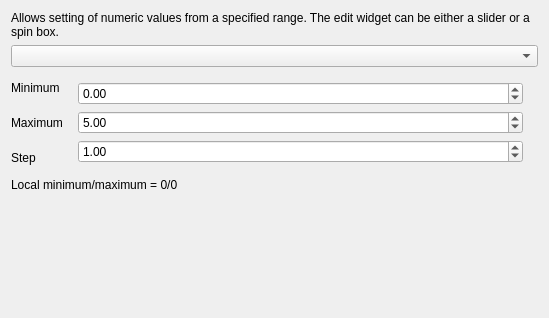
This is src/ui/editorwidgets/qgsrangeconfigdlgbase.ui in carsmie/QGIS as Qt 5 draws it before an edit. The edited form follows.
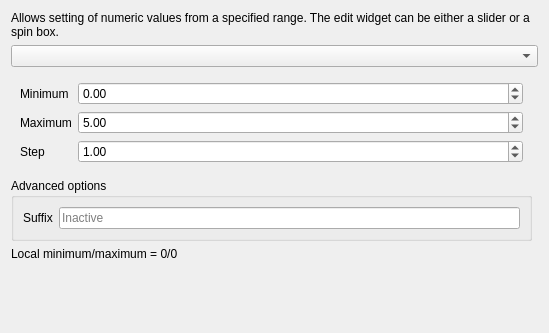
This is the edited form. The open tabs and pages were chosen to show the change. Custom widgets are drawn as their Qt base class.

Commit message: [FEATURE] Add suffix support for range widget

```diff
--- a/src/ui/editorwidgets/qgsrangeconfigdlgbase.ui
+++ b/src/ui/editorwidgets/qgsrangeconfigdlgbase.ui
@@ -7,7 +7,7 @@
     <x>0</x>
     <y>0</y>
     <width>549</width>
-    <height>318</height>
+    <height>333</height>
    </rect>
   </property>
   <property name="windowTitle">
@@ -24,11 +24,21 @@
      </property>
     </widget>
    </item>
+   <item row="4" column="0">
+    <widget class="QLabel" name="valuesLabel">
+     <property name="text">
+      <string>Local minimum/maximum = 0/0</string>
+     </property>
+     <property name="wordWrap">
+      <bool>true</bool>
+     </property>
+    </widget>
+   </item>
    <item row="1" column="0" colspan="2">
     <widget class="QComboBox" name="rangeWidget"/>
    </item>
-   <item row="4" column="0">
-    <spacer name="verticalSpacer_13">
+   <item row="5" column="0">
+    <spacer name="verticalSpacer">
      <property name="orientation">
       <enum>Qt::Vertical</enum>
      </property>
@@ -41,15 +51,20 @@
     </spacer>
    </item>
    <item row="2" column="0">
-    <layout class="QGridLayout" name="gridRangeLayout">
-     <item row="0" column="1" rowspan="3">
       <widget class="QStackedWidget" name="rangeStackedWidget">
        <property name="currentIndex">
         <number>0</number>
        </property>
        <widget class="QWidget" name="intPage">
-        <layout class="QVBoxLayout" name="verticalLayout_11">
-         <item>
+      <layout class="QFormLayout" name="formLayout">
+       <item row="0" column="0">
+        <widget class="QLabel" name="minimumLabel">
+         <property name="text">
+          <string>Minimum</string>
+         </property>
+        </widget>
+       </item>
+       <item row="0" column="1">
           <widget class="QSpinBox" name="minimumSpinBox">
            <property name="minimum">
             <number>-999999999</number>
@@ -59,7 +74,14 @@
            </property>
           </widget>
          </item>
-         <item>
+       <item row="1" column="0">
+        <widget class="QLabel" name="maximumLabel">
+         <property name="text">
+          <string>Maximum</string>
+         </property>
+        </widget>
+       </item>
+       <item row="1" column="1">
           <widget class="QSpinBox" name="maximumSpinBox">
            <property name="minimum">
             <number>-999999999</number>
@@ -72,7 +94,14 @@
            </property>
           </widget>
          </item>
-         <item>
+       <item row="2" column="0">
+        <widget class="QLabel" name="stepLabel">
+         <property name="text">
+          <string>Step</string>
+         </property>
+        </widget>
+       </item>
+       <item row="2" column="1">
           <widget class="QSpinBox" name="stepSpinBox">
            <property name="maximum">
             <number>999999999</number>
@@ -85,8 +114,29 @@
         </layout>
        </widget>
        <widget class="QWidget" name="doublePage">
-        <layout class="QVBoxLayout" name="verticalLayout_12">
-         <item>
+      <layout class="QFormLayout" name="formLayout_2">
+       <item row="2" column="0">
+        <widget class="QLabel" name="stepLabel_2">
+         <property name="text">
+          <string>Step</string>
+         </property>
+        </widget>
+       </item>
+       <item row="1" column="0">
+        <widget class="QLabel" name="maximumLabel_2">
+         <property name="text">
+          <string>Maximum</string>
+         </property>
+        </widget>
+       </item>
+       <item row="0" column="0">
+        <widget class="QLabel" name="minimumLabel_2">
+         <property name="text">
+          <string>Minimum</string>
+         </property>
+        </widget>
+       </item>
+       <item row="0" column="1">
           <widget class="QDoubleSpinBox" name="minimumDoubleSpinBox">
            <property name="minimum">
             <double>-999999999.990000009536743</double>
@@ -96,7 +146,7 @@
            </property>
           </widget>
          </item>
-         <item>
+       <item row="1" column="1">
           <widget class="QDoubleSpinBox" name="maximumDoubleSpinBox">
            <property name="minimum">
             <double>-999999999.990000009536743</double>
@@ -109,7 +159,7 @@
            </property>
           </widget>
          </item>
-         <item>
+       <item row="2" column="1">
           <widget class="QDoubleSpinBox" name="stepDoubleSpinBox">
            <property name="maximum">
             <double>999999999.990000009536743</double>
@@ -123,41 +173,39 @@
        </widget>
       </widget>
      </item>
-     <item row="2" column="0">
-      <widget class="QLabel" name="stepLabel">
-       <property name="text">
-        <string>Step</string>
-       </property>
-      </widget>
-     </item>
-     <item row="1" column="0">
-      <widget class="QLabel" name="maximumLabel">
-       <property name="text">
-        <string>Maximum</string>
-       </property>
-      </widget>
-     </item>
-     <item row="0" column="0">
-      <widget class="QLabel" name="minimumLabel">
-       <property name="text">
-        <string>Minimum</string>
-       </property>
-      </widget>
-     </item>
-    </layout>
-   </item>
    <item row="3" column="0">
-    <widget class="QLabel" name="valuesLabel">
+    <widget class="QgsCollapsibleGroupBox" name="groupBox">
+     <property name="title">
+      <string>Advanced options</string>
+     </property>
+     <layout class="QFormLayout" name="formLayout_3">
+      <item row="0" column="0">
+       <widget class="QLabel" name="suffixLabel">
      <property name="text">
-      <string>Local minimum/maximum = 0/0</string>
-     </property>
-     <property name="wordWrap">
-      <bool>true</bool>
+         <string>Suffix</string>
+        </property>
+       </widget>
+      </item>
+      <item row="0" column="1">
+       <widget class="QLineEdit" name="suffixLineEdit">
+        <property name="placeholderText">
+         <string>Inactive</string>
      </property>
     </widget>
    </item>
   </layout>
  </widget>
+   </item>
+  </layout>
+ </widget>
+ <customwidgets>
+  <customwidget>
+   <class>QgsCollapsibleGroupBox</class>
+   <extends>QGroupBox</extends>
+   <header>qgscollapsiblegroupbox.h</header>
+   <container>1</container>
+  </customwidget>
+ </customwidgets>
  <resources/>
  <connections/>
 </ui>
```
Lines whose indentation alone changed are shown as unchanged. The commit also changes 3 other files.
